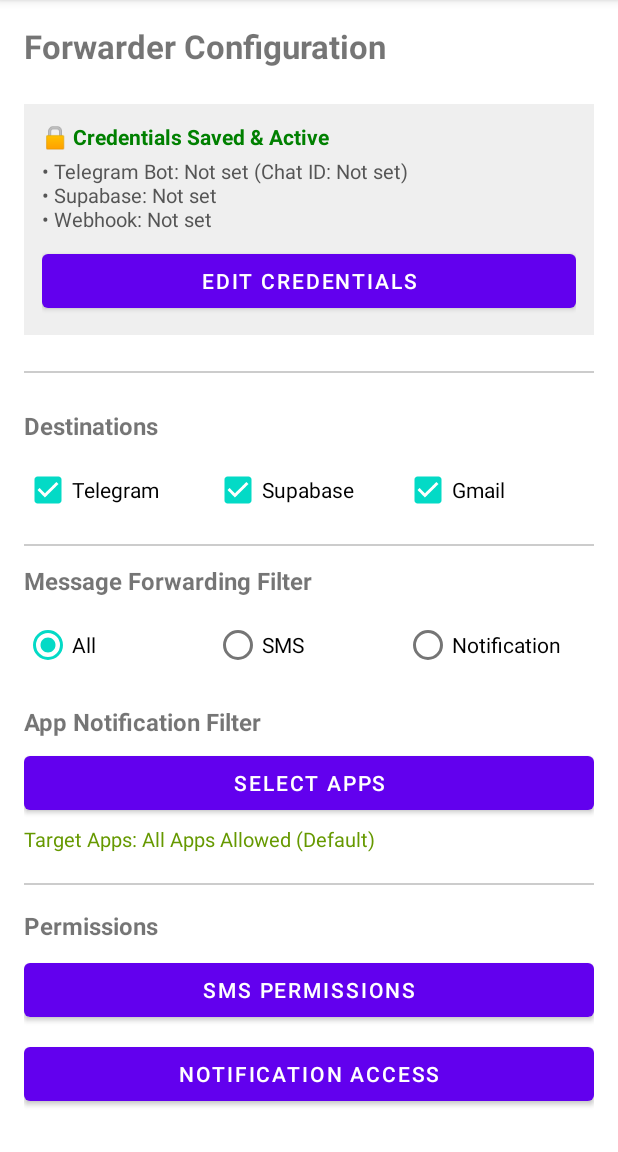
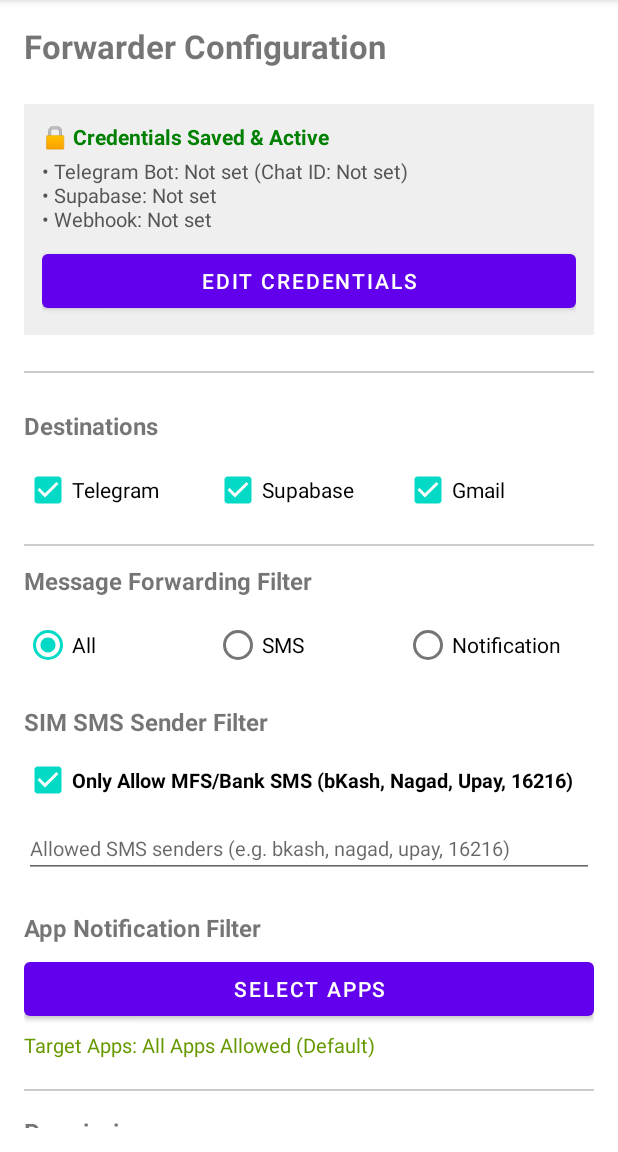
Before and after one commit to no-coder-pro/sms-note, an Android app: the screen it shows after launch (MainActivity), after a tap on "SAVE", on a phone screen of 412 x 824 dp, the part 84-1236 px from its top. Run offline under Robolectric (Android 15) with nearby library versions, the light colour scheme and no system bars.

Commit message:
Update activity_main.xml

```diff
--- a/app/src/main/res/layout/activity_main.xml
+++ b/app/src/main/res/layout/activity_main.xml
@@ -236,6 +236,35 @@
                 android:text="Notification"/>
         </RadioGroup>
 
+        <!-- SIM SMS Sender Filter -->
+        <TextView
+            android:layout_width="wrap_content"
+            android:layout_height="wrap_content"
+            android:text="SIM SMS Sender Filter"
+            android:textStyle="bold"
+            android:textSize="16sp"
+            android:layout_marginTop="16dp"/>
+
+        <CheckBox
+            android:id="@+id/cbEnableSmsFilter"
+            android:layout_width="match_parent"
+            android:layout_height="wrap_content"
+            android:text="Only Allow MFS/Bank SMS (bKash, Nagad, Upay, 16216)"
+            android:textStyle="bold"
+            android:textSize="13sp"
+            android:checked="true"
+            android:layout_marginTop="4dp"/>
+
+        <EditText
+            android:id="@+id/etSmsSenderFilter"
+            android:layout_width="match_parent"
+            android:layout_height="wrap_content"
+            android:hint="Allowed SMS senders (e.g. bkash, nagad, upay, 16216)"
+            android:inputType="text"
+            android:textSize="13sp"
+            android:layout_marginTop="2dp"
+            android:layout_marginBottom="6dp"/>
+
         <!-- Custom App Notification Filter & App Picker -->
         <TextView
             android:layout_width="wrap_content"
```
